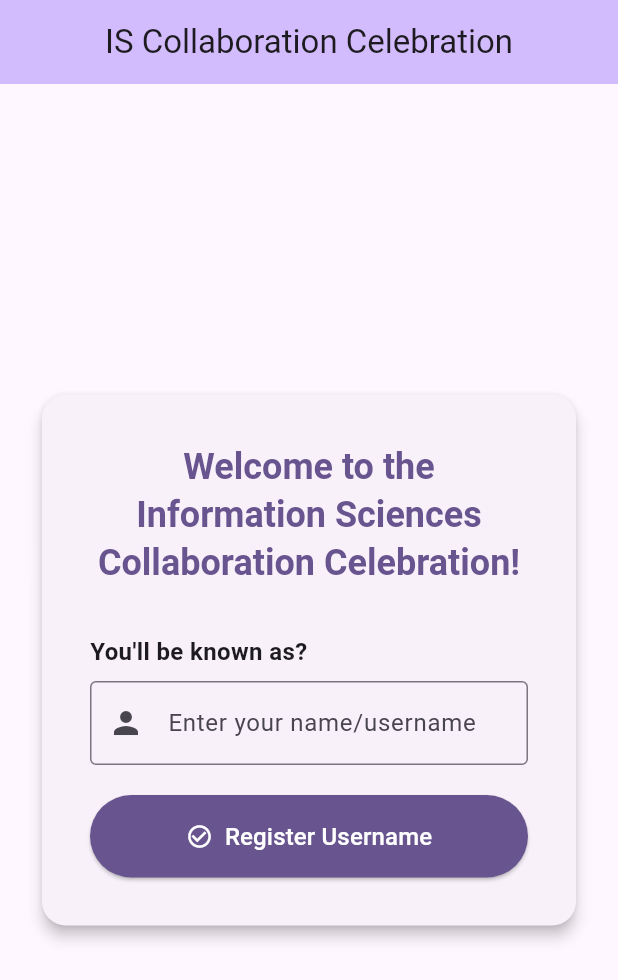
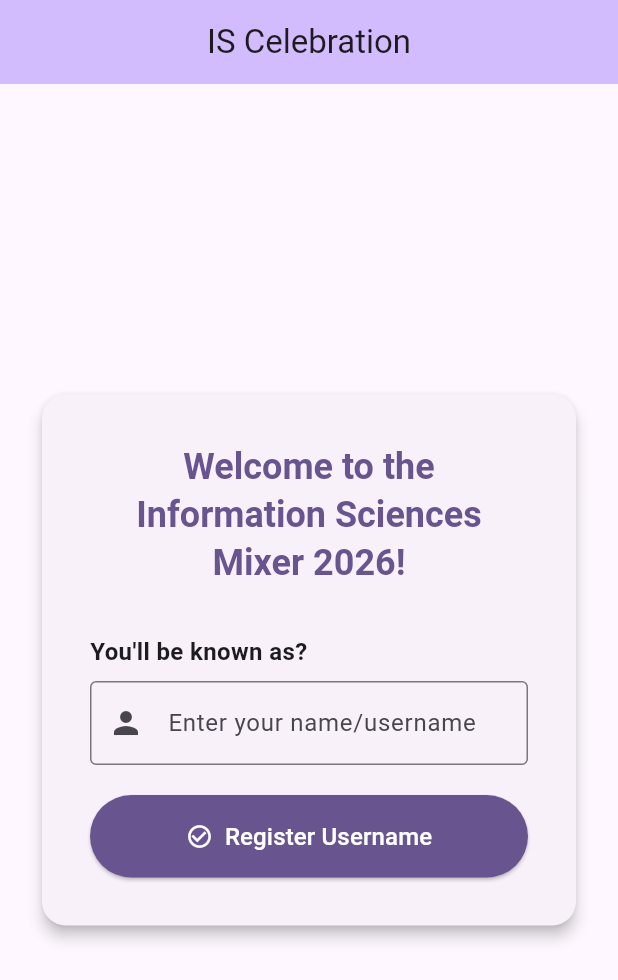
Before and after one commit to VikashK24/is_mixer, a Flutter app: the screen it shows after launch, on a phone screen of 412 x 824 dp. Shown: the top 980 px of the screen. Run offline on Flutter 3.47's test engine with Material 3 defaults, Android fonts, the phone set to English and light mode, and no system bars.

Commit message:
Minor text enhancements

```diff
--- a/lib/main.dart
+++ b/lib/main.dart
@@ -82,7 +82,7 @@ class _WelcomeScreenState extends State<WelcomeScreen> {
   Widget build(BuildContext context) {
     return Scaffold(
       appBar: AppBar(
-        title: const Text('IS Collaboration Celebration'),
+        title: const Text('IS Celebration'),
         backgroundColor: Theme.of(context).colorScheme.inversePrimary,
         centerTitle: true,
       ),
@@ -104,7 +104,7 @@ class _WelcomeScreenState extends State<WelcomeScreen> {
                   children: [
                     // 1. Heading
                     Text(
-                      'Welcome to the Information Sciences Collaboration Celebration!',
+                      'Welcome to the Information Sciences Mixer 2026!',
                       textAlign: TextAlign.center,
                       style: Theme.of(context).textTheme.headlineSmall?.copyWith(
                             fontWeight: FontWeight.bold,
```
